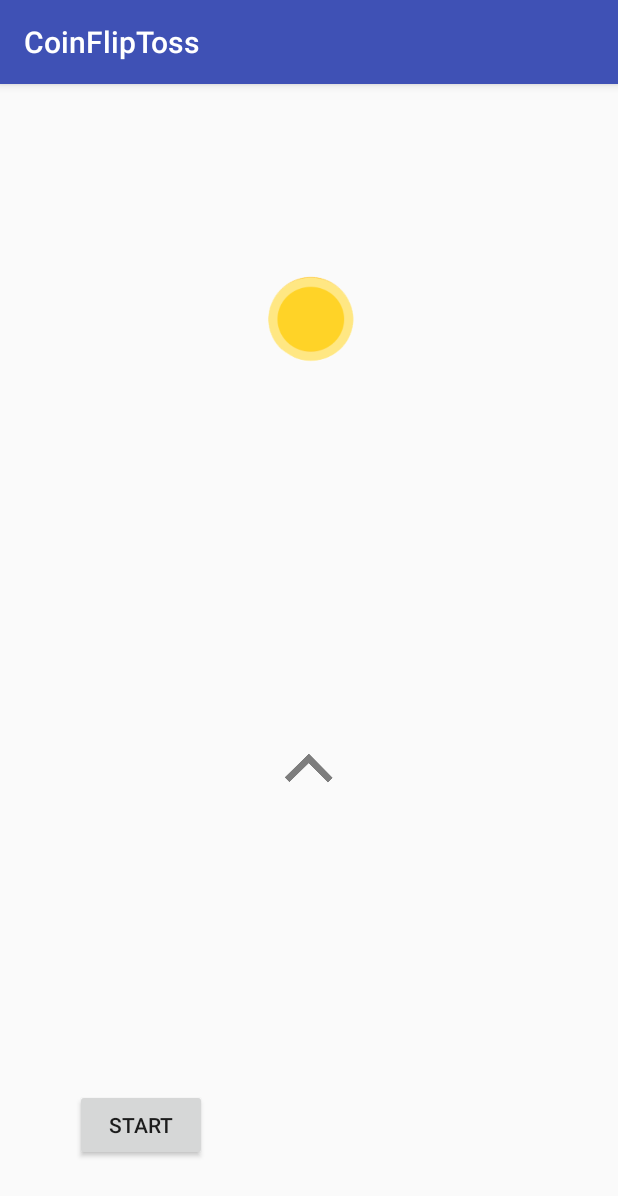
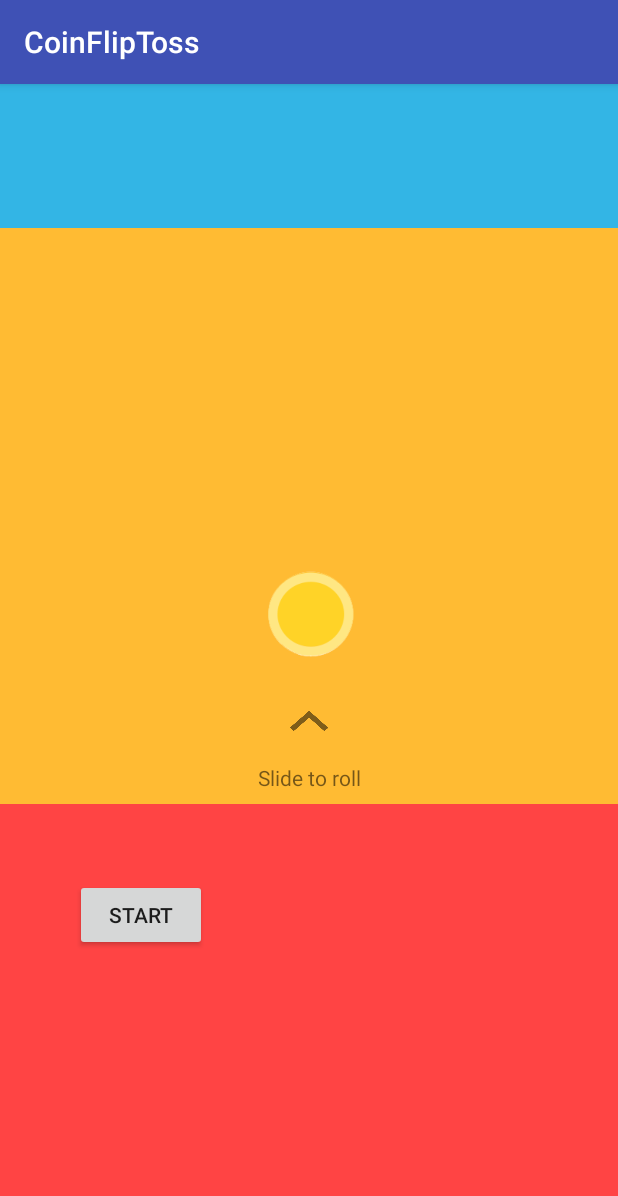
Before and after one commit to MarioRaid99/CoinFlipAP, an Android app: the screen it shows after launch (MainActivity), after a tap on "START", on a phone screen of 412 x 824 dp. Shown: the top 1196 px of the screen. Run offline under Robolectric (Android 15) with nearby library versions, the phone set to English and light mode, and no system bars.

Commit message:
Update XML structure

```diff
--- a/app/src/main/java/com/example/android/coinfliptoss/CoinHandler.java
+++ b/app/src/main/java/com/example/android/coinfliptoss/CoinHandler.java
@@ -47,7 +47,7 @@ public class CoinHandler {
     /* This function is used to simulate a rolling coin moving in the air*/
     public void flipCoin(){
 
-        flip = new TranslateAnimation(0,0,0,-400);
+        flip = new TranslateAnimation(0,0,0,-300);
         flip.setDuration(1000);
         flip.setRepeatCount(1);
         flip.setStartOffset(0);
--- a/app/src/main/java/com/example/android/coinfliptoss/MainActivity.java
+++ b/app/src/main/java/com/example/android/coinfliptoss/MainActivity.java
@@ -6,6 +6,7 @@ import android.view.GestureDetector;
 import android.view.MotionEvent;
 import android.view.View;
 import android.widget.ImageView;
+import android.widget.TextView;
 
 public class MainActivity extends AppCompatActivity{
 
@@ -18,6 +19,8 @@ public class MainActivity extends AppCompatActivity{
     private CoinHandler coinHandler;
 
     private boolean isRolling;
+
+    private TextView slide;
 
 
     /* This function implements all basic functionality on the creation of the app*/
@@ -59,6 +62,7 @@ public class MainActivity extends AppCompatActivity{
                 coinHandler.rollCoin();
                 coinHandler.flipCoin();
                 arrowHandler.stopArrow();
+                slide.setText("");
                 isRolling = true;
             }
             return true;
@@ -79,17 +83,19 @@ public class MainActivity extends AppCompatActivity{
         empty = (ImageView) findViewById(R.id.empty_image_view);
         arrow = (ImageView) findViewById(R.id.arrow_image_view);
         coin = (ImageView) findViewById(R.id.coin_image_view);
+        slide = (TextView) findViewById(R.id.slide_text_view);
         isRolling = false;
         arrowHandler = new ArrowHandler(arrow);
-        arrowHandler.animateArrow();
+
 
     }
 
     /* This function restarts process*/
-    private void restart(){
-
+    private void start(){
         isRolling = false;
         arrowHandler.animateArrow();
+        slide.setText("Slide to roll");
+
     }
 
 
@@ -106,7 +112,7 @@ public class MainActivity extends AppCompatActivity{
 
     public void onRestart(View view){
 
-        restart();
+        start();
     }
 
 
--- a/app/src/main/res/layout/activity_main.xml
+++ b/app/src/main/res/layout/activity_main.xml
@@ -10,34 +10,63 @@
     <RelativeLayout
         android:layout_width="match_parent"
         android:layout_height="0dp"
-        android:layout_weight="1">
+        android:layout_weight="1"
+        android:background="@android:color/holo_blue_light">
+
+
+    </RelativeLayout>
+
+    <LinearLayout
+        android:orientation="vertical"
+        android:layout_width="match_parent"
+        android:layout_height="0dp"
+        android:layout_weight="4"
+        android:background="@android:color/holo_orange_light">
+        <RelativeLayout
+            android:layout_width="match_parent"
+            android:layout_height="0dp"
+            android:layout_weight="1"
+            android:paddingBottom="8dp">
             <ImageView
                 android:src="@drawable/coin_1"
                 android:id="@+id/coin_image_view"
                 android:layout_width="100dp"
                 android:layout_height="100dp"
-            android:layout_centerInParent="true" />
-
+                android:layout_alignParentBottom="true"
+                android:layout_centerHorizontal="true"/>
         </RelativeLayout>
 
         <RelativeLayout
             android:layout_width="match_parent"
-        android:layout_height="0dp"
-        android:layout_weight="1">
+            android:layout_height="wrap_content"
+            android:paddingBottom="8dp">
             <ImageView
                 android:id="@+id/arrow_image_view"
-            android:layout_width="50dp"
-            android:layout_height="50dp"
-            android:layout_centerVertical="true"
-            android:layout_centerHorizontal="true"/>
+                android:layout_width="40dp"
+                android:layout_height="35dp"
+                android:layout_centerInParent="true"/>
             <ImageView
                 android:id="@+id/empty_image_view"
-            android:layout_width="100dp"
-            android:layout_height="100dp"
-            android:layout_centerVertical="true"
-            android:layout_centerHorizontal="true"/>
+                android:layout_width="40dp"
+                android:layout_height="35dp"
+                android:layout_centerInParent="true"/>
+        </RelativeLayout>
 
-    </RelativeLayout>
+        <TextView
+            android:id="@+id/slide_text_view"
+            android:layout_width="match_parent"
+            android:layout_height="wrap_content"
+            android:paddingBottom="8dp"
+            android:textAlignment="center"
+            android:text=" "/>
+
+    </LinearLayout>
+
+    <RelativeLayout
+        android:layout_width="match_parent"
+        android:layout_height="0dp"
+        android:layout_weight="3"
+        android:background="@android:color/holo_red_light">
         <Button
             android:layout_width="wrap_content"
             android:layout_height="wrap_content"
@@ -45,5 +74,8 @@
             android:layout_margin="50dp"
             android:onClick="onRestart"/>
 
+    </RelativeLayout>
+
+
 
 </LinearLayout>
```
Lines whose indentation alone changed are shown as unchanged.
